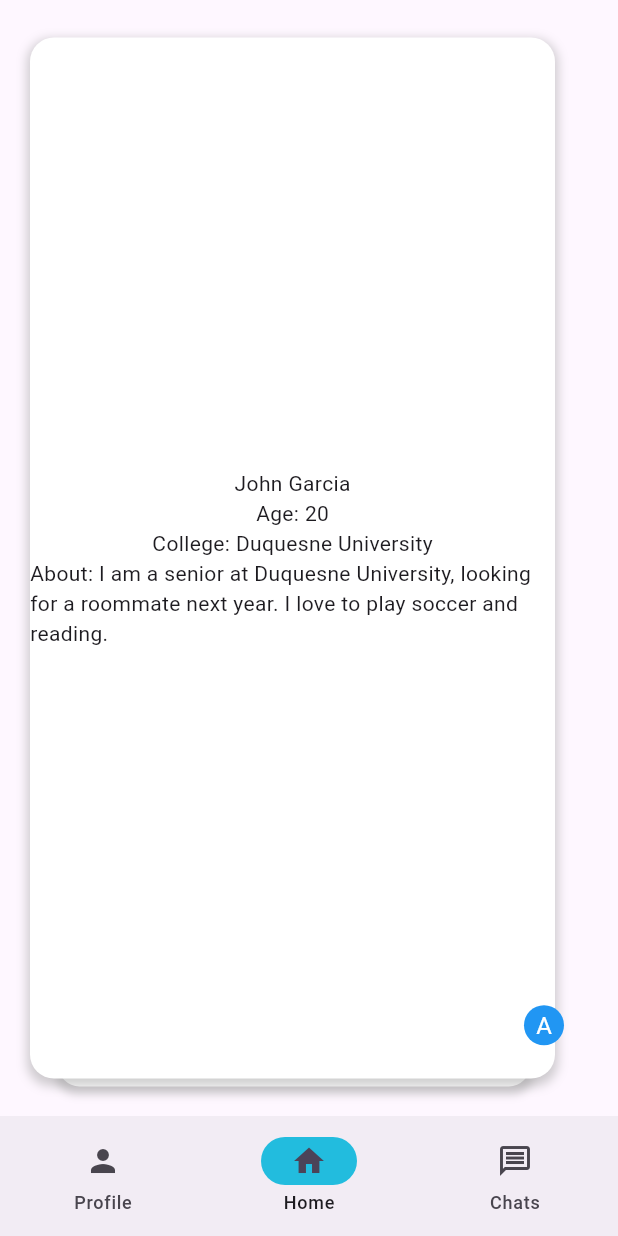
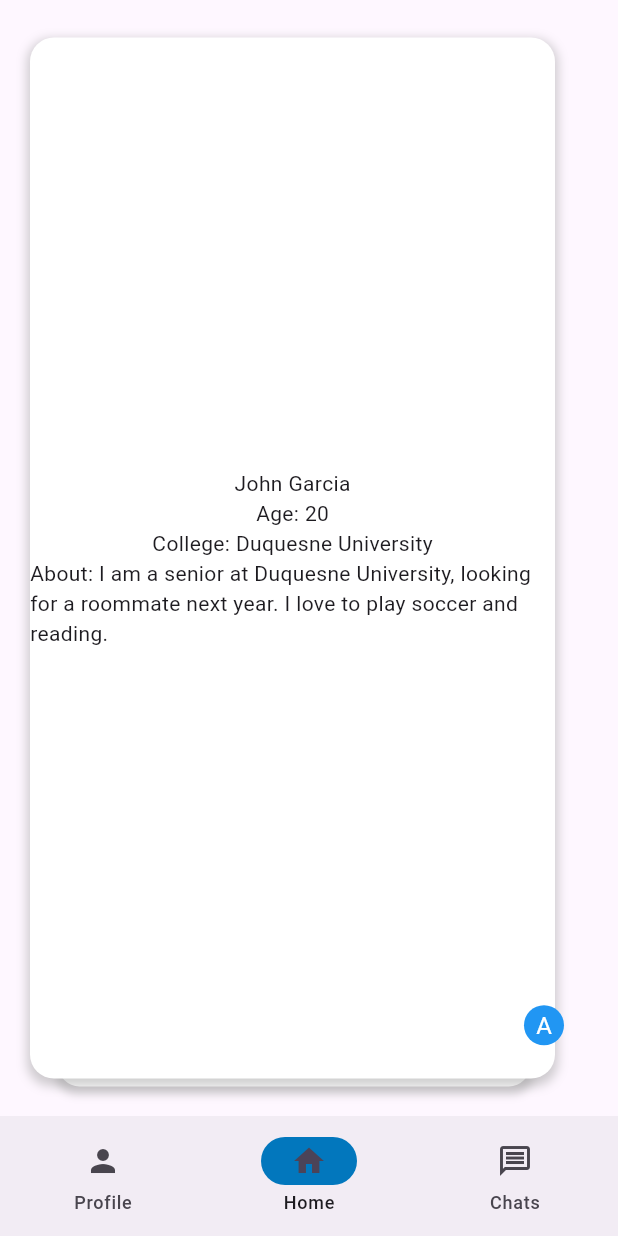
Before and after one commit to anirudhi89/roommatch, a Flutter app: the SwipeOnPpl screen opened directly, on a phone screen of 412 x 824 dp. Run offline on Flutter 3.47's test engine with Material 3 defaults, Android fonts, the phone set to English and light mode, and no system bars; drawn by our look-alikes of flutter_card_swiper; accounts and stored records are empty.

Commit message:
NavBar color updated

```diff
--- a/lib/Widgets/navBar.dart
+++ b/lib/Widgets/navBar.dart
@@ -47,7 +47,7 @@ class _NavBarState extends State<NavBar> {
           }
         });
       },
-      indicatorColor: Color.fromARGB(255, 34, 188, 222),
+      indicatorColor: Colors.lightBlue[800],
       selectedIndex: widget.tab,
       destinations: const <Widget>[
         NavigationDestination(
```
